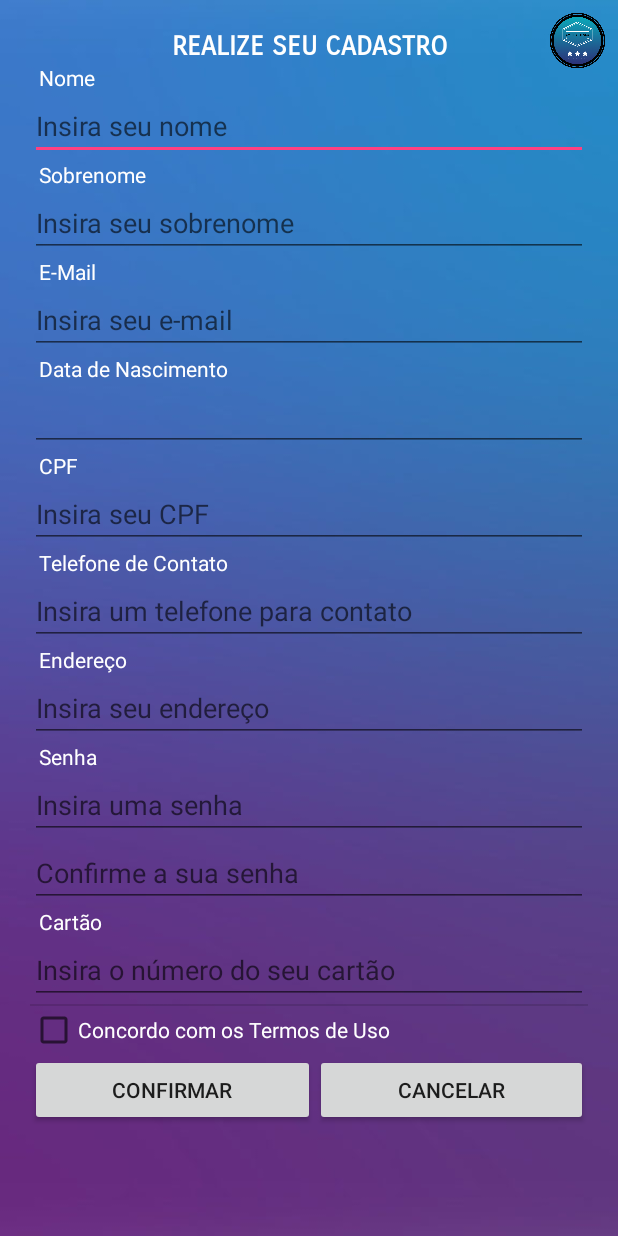
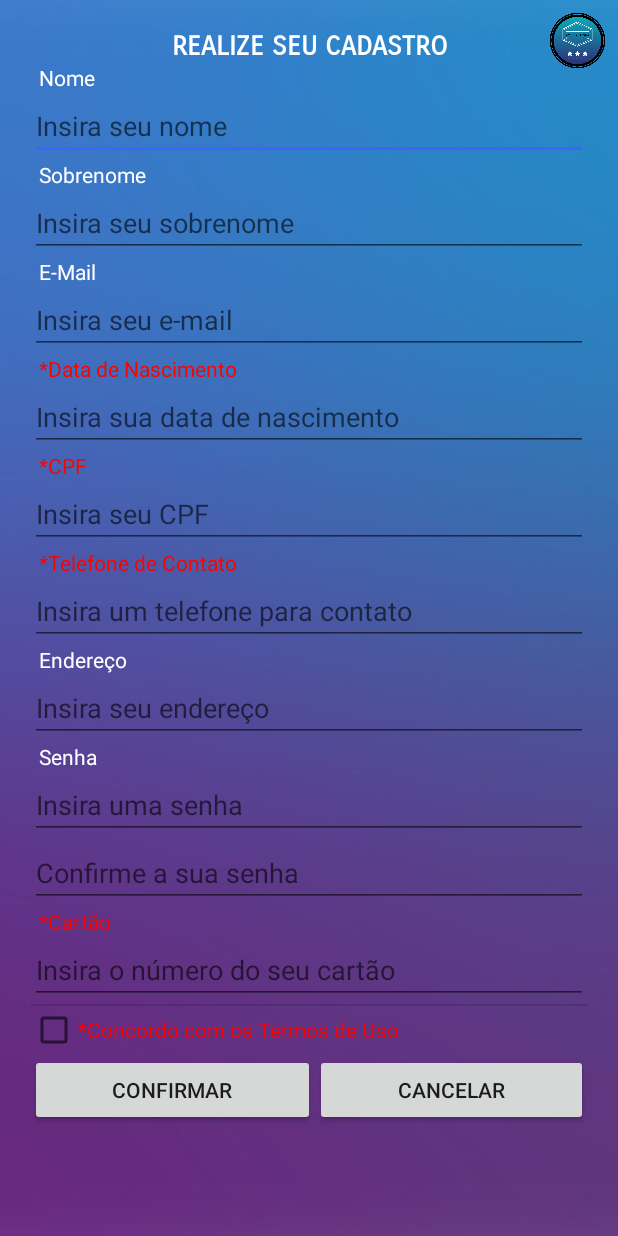
Before and after one commit to oliveira33/EmpireTitansSocioTorcedor, an Android app: the Cadastro screen opened directly, with no data from a screen before it, after a tap on "CONFIRMAR", on a phone screen of 412 x 824 dp. Run offline under Robolectric (Android 15) with nearby library versions, the phone set to English and light mode, and no system bars; libraries missing offline, so code that uses them is left out: com.github.rtoshiro.util; network calls fail; 12 statements that could not run were skipped.

Commit message:
Mascaaras e validações aplicadas em Cadastro e Atualização de Cadastro Fragment Atualização de cadastro quase terminada

```diff
--- a/app/build.gradle
+++ b/app/build.gradle
@@ -28,4 +28,5 @@ dependencies {
     androidTestImplementation 'com.android.support.test:runner:1.0.2'
     androidTestImplementation 'com.android.support.test.espresso:espresso-core:3.0.2'
     implementation 'com.android.support:cardview-v7:27.1.1'
+    implementation 'com.github.rtoshiro.mflibrary:mflibrary:1.0.0'
 }
--- a/app/src/main/java/com/example/gustavooliveira/empiretitanssociotorcedor/Layouts/Cadastro.java
+++ b/app/src/main/java/com/example/gustavooliveira/empiretitanssociotorcedor/Layouts/Cadastro.java
@@ -1,5 +1,6 @@
 package com.example.gustavooliveira.empiretitanssociotorcedor.Layouts;
 
+import android.graphics.Color;
 import android.os.Bundle;
 import android.os.Handler;
 import android.os.Looper;
@@ -7,12 +8,16 @@ import android.support.v7.app.AppCompatActivity;
 import android.view.View;
 import android.view.WindowManager;
 import android.widget.Button;
+import android.widget.CheckBox;
 import android.widget.EditText;
+import android.widget.TextView;
 import android.widget.Toast;
 
 import com.example.gustavooliveira.empiretitanssociotorcedor.Models.Usuario;
 import com.example.gustavooliveira.empiretitanssociotorcedor.R;
 import com.example.gustavooliveira.empiretitanssociotorcedor.Salesforce.UsuarioSF;
+import com.github.rtoshiro.util.format.SimpleMaskFormatter;
+import com.github.rtoshiro.util.format.text.MaskTextWatcher;
 
 import java.text.ParseException;
 import java.text.SimpleDateFormat;
@@ -33,6 +38,11 @@ public class Cadastro extends AppCompatActivity {
     private EditText txtSenhaConfirm;
     private EditText txtCartao;
     private EditText txtCodSeguranca;
+    private TextView viewData;
+    private TextView viewCpf;
+    private TextView viewTelefone;
+    private TextView viewCartao;
+    private CheckBox checkTermos;
 
     private final Handler handler = new Handler(Looper.getMainLooper());
 
@@ -55,14 +65,25 @@ public class Cadastro extends AppCompatActivity {
         txtSenhaConfirm = (EditText) findViewById(R.id.txtSenhaConfirm);
         txtCartao = (EditText) findViewById(R.id.txtCartao);
         // txtCodSeguranca = (EditText) findViewById(R.id.txtCodSeguranca);
+        viewData = (TextView) findViewById(R.id.viewData);
+        viewCpf = (TextView) findViewById(R.id.viewCpf);
+        viewTelefone = (TextView) findViewById(R.id.viewTelefone);
+        viewCartao = (TextView) findViewById(R.id.viewCartao);
+        checkTermos = (CheckBox) findViewById(R.id.checkTermos);
+
+        aplicarMascaras();
 
         btConfirma.setOnClickListener(new View.OnClickListener() {
             @Override
             public void onClick(View v) {
-                try {
-                    cadastrar(validar());
-                } catch (Exception ex) {
-                    Toast.makeText(getApplicationContext(), ex.getMessage(), Toast.LENGTH_LONG).show();
+                if(validarCampos()) {
+                    try {
+                        cadastrar(validar());
+                    } catch (Exception ex) {
+                        Toast.makeText(getApplicationContext(), ex.getMessage(), Toast.LENGTH_LONG).show();
+                    }
+                }else {
+                    Toast.makeText(getApplicationContext(), "Verifique os campos incorretos!", Toast.LENGTH_LONG).show();
                 }
             }
         });
@@ -73,6 +94,57 @@ public class Cadastro extends AppCompatActivity {
                 finish();
             }
         });
+    }
+
+    private boolean validarCampos() {
+        boolean status = true;
+
+        if(txtData.length() != 10) {
+            viewData.setTextColor(Color.RED);
+            viewData.setText("*Data de Nascimento");
+            status = false;
+        } else {
+            viewData.setTextColor(Color.WHITE);
+            viewData.setText("Data de Nascimento");
+        }
+
+        if(txtCpf.length() != 14) {
+            viewCpf.setTextColor(Color.RED);
+            viewCpf.setText("*CPF");
+            status = false;
+        } else {
+            viewCpf.setTextColor(Color.WHITE);
+            viewCpf.setText("CPF");
+        }
+
+        if(txtTelefone.length() != 15) {
+            viewTelefone.setTextColor(Color.RED);
+            viewTelefone.setText("*Telefone de Contato");
+            status = false;
+        } else {
+            viewTelefone.setTextColor(Color.WHITE);
+            viewTelefone.setText("Telefone de Contato");
+        }
+
+        if(txtCartao.length() != 19) {
+            viewCartao.setTextColor(Color.RED);
+            viewCartao.setText("*Cartão");
+            status = false;
+        } else {
+            viewCartao.setTextColor(Color.WHITE);
+            viewCartao.setText("Cartão");
+        }
+
+        if(!checkTermos.isChecked()) {
+            checkTermos.setTextColor(Color.RED);
+            checkTermos.setText("*Concordo com os Termos de Uso");
+            status = false;
+        } else {
+            checkTermos.setTextColor(Color.WHITE);
+            checkTermos.setText("Concordo com os Termos de Uso");
+        }
+
+        return status;
     }
 
     public Usuario validar() throws Exception {
@@ -141,4 +213,27 @@ public class Cadastro extends AppCompatActivity {
             }
         }.start();
     }
+
+    private void aplicarMascaras() {
+        //Mascara Data de Nascimento
+        SimpleMaskFormatter mask = new SimpleMaskFormatter("NN/NN/NNNN");
+        MaskTextWatcher mtw = new MaskTextWatcher(txtData, mask);
+        txtData.addTextChangedListener(mtw);
+
+        //Mascara CPF
+        mask = new SimpleMaskFormatter("NNN.NNN.NNN-NN");
+        mtw = new MaskTextWatcher(txtCpf, mask);
+        txtCpf.addTextChangedListener(mtw);
+
+        //Mascara Celular
+        mask = new SimpleMaskFormatter("(NN) NNNNN-NNNN");
+        mtw = new MaskTextWatcher(txtTelefone, mask);
+        txtTelefone.addTextChangedListener(mtw);
+
+        //Mascara Cartão
+        mask = new SimpleMaskFormatter("NNNN NNNN NNNN NNNN");
+        mtw = new MaskTextWatcher(txtCartao, mask);
+        txtCartao.addTextChangedListener(mtw);
+    }
+
 }
--- a/app/src/main/res/layout/activity_cadastro.xml
+++ b/app/src/main/res/layout/activity_cadastro.xml
@@ -69,7 +69,8 @@
                     android:layout_height="wrap_content"
                     android:ems="10"
                     android:hint="Insira seu nome"
-                    android:inputType="textPersonName" />
+                    android:inputType="textPersonName"
+                    android:textColor="@android:color/background_light" />
 
                 <TextView
                     android:id="@+id/textView12"
@@ -87,7 +88,8 @@
                     android:layout_height="wrap_content"
                     android:ems="10"
                     android:hint="Insira seu sobrenome"
-                    android:inputType="textPersonName" />
+                    android:inputType="textPersonName"
+                    android:textColor="@android:color/background_light" />
 
                 <TextView
                     android:id="@+id/textView11"
@@ -105,10 +107,11 @@
                     android:layout_height="wrap_content"
                     android:ems="10"
                     android:hint="Insira seu e-mail"
-                    android:inputType="textEmailAddress" />
+                    android:inputType="textEmailAddress"
+                    android:textColor="@android:color/background_light" />
 
                 <TextView
-                    android:id="@+id/textView10"
+                    android:id="@+id/viewData"
                     android:layout_width="match_parent"
                     android:layout_height="wrap_content"
                     android:fontFamily="sans-serif"
@@ -122,10 +125,12 @@
                     android:layout_width="match_parent"
                     android:layout_height="wrap_content"
                     android:ems="10"
-                    android:inputType="date" />
+                    android:hint="Insira sua data de nascimento"
+                    android:inputType="date"
+                    android:textColor="@android:color/background_light" />
 
                 <TextView
-                    android:id="@+id/textView9"
+                    android:id="@+id/viewCpf"
                     android:layout_width="match_parent"
                     android:layout_height="wrap_content"
                     android:fontFamily="sans-serif"
@@ -140,10 +145,11 @@
                     android:layout_height="wrap_content"
                     android:ems="10"
                     android:hint="Insira seu CPF"
-                    android:inputType="number" />
+                    android:inputType="number"
+                    android:textColor="@android:color/background_light" />
 
                 <TextView
-                    android:id="@+id/textView2"
+                    android:id="@+id/viewTelefone"
                     android:layout_width="match_parent"
                     android:layout_height="wrap_content"
                     android:fontFamily="sans-serif"
@@ -158,7 +164,8 @@
                     android:layout_height="wrap_content"
                     android:ems="10"
                     android:hint="Insira um telefone para contato"
-                    android:inputType="number" />
+                    android:inputType="number"
+                    android:textColor="@android:color/background_light" />
 
                 <TextView
                     android:id="@+id/textView14"
@@ -176,10 +183,11 @@
                     android:layout_height="wrap_content"
                     android:ems="10"
                     android:hint="Insira seu endereço"
-                    android:inputType="textPersonName" />
+                    android:inputType="textPersonName"
+                    android:textColor="@android:color/background_light" />
 
                 <TextView
-                    android:id="@+id/textView15"
+                    android:id="@+id/viewSenha"
                     android:layout_width="match_parent"
                     android:layout_height="wrap_content"
                     android:fontFamily="sans-serif"
@@ -194,7 +202,8 @@
                     android:layout_height="wrap_content"
                     android:ems="10"
                     android:hint="Insira uma senha"
-                    android:inputType="textPassword" />
+                    android:inputType="textPassword"
+                    android:textColor="@android:color/background_light" />
 
                 <EditText
                     android:id="@+id/txtSenhaConfirm"
@@ -202,10 +211,11 @@
                     android:layout_height="wrap_content"
                     android:ems="10"
                     android:hint="Confirme a sua senha"
-                    android:inputType="textPassword" />
+                    android:inputType="textPassword"
+                    android:textColor="@android:color/background_light" />
 
                 <TextView
-                    android:id="@+id/as"
+                    android:id="@+id/viewCartao"
                     android:layout_width="match_parent"
                     android:layout_height="wrap_content"
                     android:fontFamily="sans-serif"
@@ -220,7 +230,8 @@
                     android:layout_height="wrap_content"
                     android:ems="10"
                     android:hint="Insira o número do seu cartão"
-                    android:inputType="number" />
+                    android:inputType="number"
+                    android:textColor="@android:color/background_light" />
 
                 <View
                     android:id="@+id/divider"
--- a/app/src/main/res/values/colors.xml
+++ b/app/src/main/res/values/colors.xml
@@ -2,5 +2,5 @@
 <resources>
     <color name="colorPrimary">#3F51B5</color>
     <color name="colorPrimaryDark">#303F9F</color>
-    <color name="colorAccent">#FF4081</color>
+    <color name="colorAccent">#4063ff</color>
 </resources>
```
Also changed, not shown: app/src/main/java/com/example/gustavooliveira/empiretitanssociotorcedor/Dialog/DialogPassword.java (deleted, +0 -40 lines), app/src/main/java/com/example/gustavooliveira/empiretitanssociotorcedor/Layouts/Fragments/Alterar.java (+116 -19 lines), app/src/main/res/layout/fragment_alterar.xml (+7 -7 lines), app/src/main/res/layout/layout_dialog_password.xml (+22 -3 lines).
